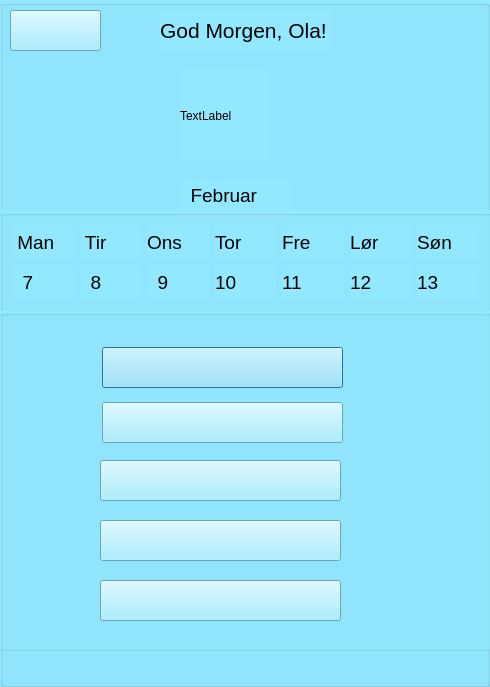
Strauts/AppDeployment, file SKOGKK/KKOGSK/mainwindowuserdialog.ui: the form before one commit.
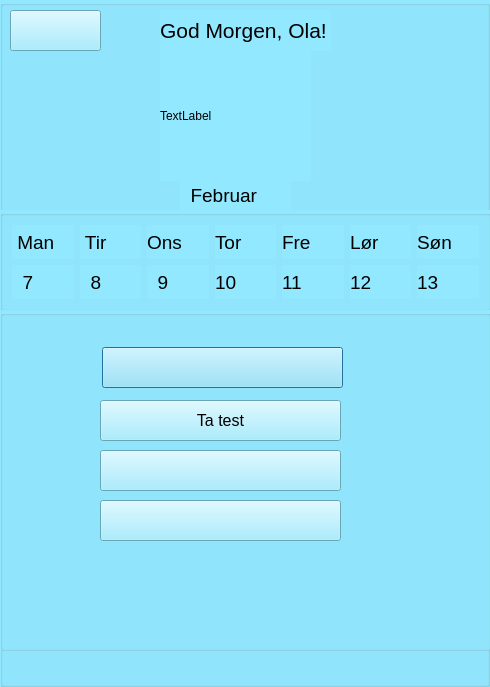
The form after the commit. Icons and pictures are not drawn.

Diff of the .ui file:
```diff
--- a/SKOGKK/KKOGSK/mainwindowuserdialog.ui
+++ b/SKOGKK/KKOGSK/mainwindowuserdialog.ui
@@ -251,24 +251,30 @@
     <widget class="QPushButton" name="pushButton_startTest">
      <property name="geometry">
       <rect>
-       <x>102</x>
-       <y>92</y>
+       <x>100</x>
+       <y>90</y>
        <width>241</width>
        <height>41</height>
       </rect>
      </property>
+     <property name="font">
+      <font>
+       <pointsize>12</pointsize>
+      </font>
+     </property>
      <property name="styleSheet">
-      <string notr="true">border-image: url(:/Assets/Buttons/sexkunn_active.png);</string>
+      <string notr="true">background-color: rgb(146, 232, 255);
+color: rgb(0, 0, 0);</string>
      </property>
      <property name="text">
-      <string/>
+      <string>Ta test</string>
      </property>
     </widget>
     <widget class="QPushButton" name="pushButton_Results">
      <property name="geometry">
       <rect>
        <x>100</x>
-       <y>210</y>
+       <y>140</y>
        <width>241</width>
        <height>41</height>
       </rect>
@@ -284,7 +290,7 @@
      <property name="geometry">
       <rect>
        <x>100</x>
-       <y>270</y>
+       <y>190</y>
        <width>241</width>
        <height>41</height>
       </rect>
@@ -297,31 +303,14 @@
       <string/>
      </property>
     </widget>
-    <widget class="QPushButton" name="pushButton">
-     <property name="geometry">
-      <rect>
-       <x>100</x>
-       <y>150</y>
-       <width>241</width>
-       <height>41</height>
-      </rect>
-     </property>
-     <property name="styleSheet">
-      <string notr="true">border-image: url(:/Assets/Buttons/kroppkunn_active.png);
-</string>
-     </property>
-     <property name="text">
-      <string/>
-     </property>
-    </widget>
    </widget>
    <widget class="QLabel" name="label_profilePicture_Main">
     <property name="geometry">
      <rect>
-      <x>180</x>
-      <y>70</y>
-      <width>91</width>
-      <height>91</height>
+      <x>160</x>
+      <y>50</y>
+      <width>151</width>
+      <height>131</height>
      </rect>
     </property>
     <property name="text">
```
